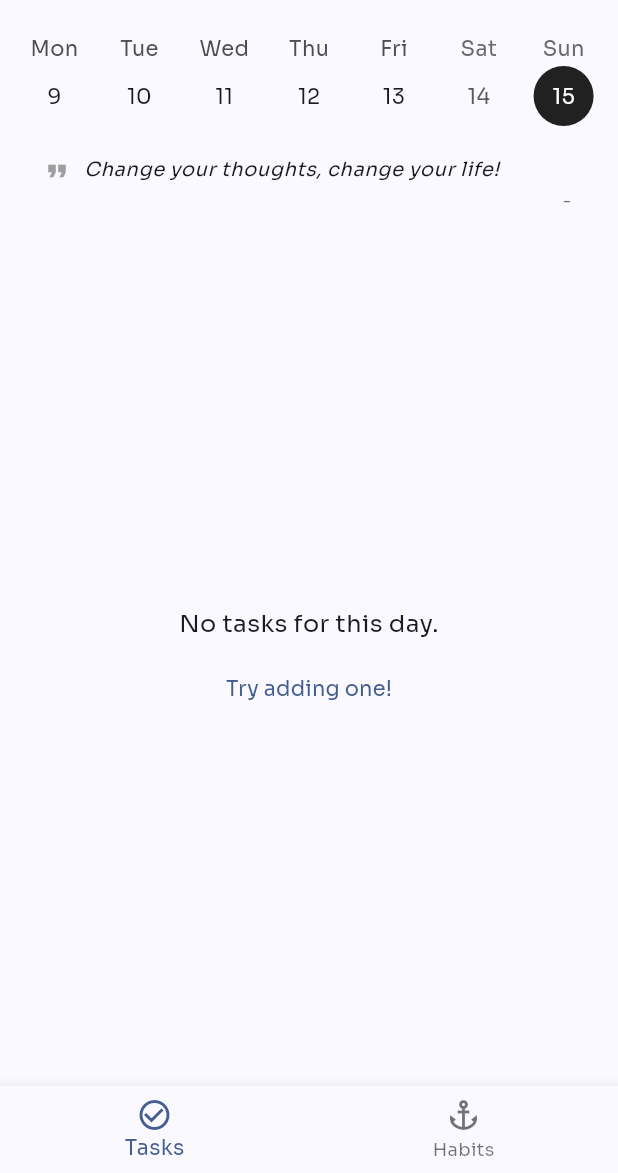
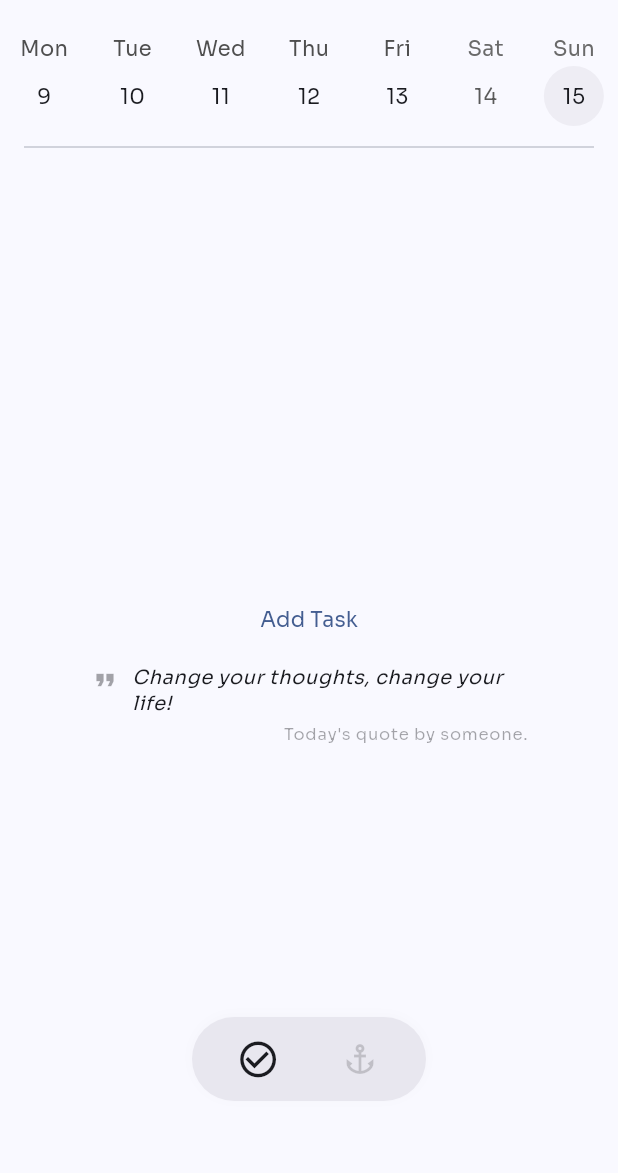
Before and after one commit to ericmaciared/anchor, a Flutter app: the TasksScreen screen opened by its route, on a phone screen of 412 x 824 dp, the part 63-1236 px from its top. Run offline on Flutter 3.47's test engine with Material 3 defaults, Android fonts, the light colour scheme and no system bars; drawn by our look-alikes of table_calendar; our stand-ins replace confetti, csv, flutter_colorpicker, flutter_local_notifications, flutter_riverpod, go_router and 2 more; accounts and stored records are empty.

Commit message:
graphical update

```diff
--- /dev/null
+++ b/lib/features/shared/main/floating_navbar.dart
@@ -0,0 +1,105 @@
+import 'package:flutter/material.dart';
+
+class FloatingNavBar extends StatelessWidget {
+  final int currentIndex;
+  final ValueChanged<int> onTap;
+
+  const FloatingNavBar({
+    super.key,
+    required this.currentIndex,
+    required this.onTap,
+  });
+
+  @override
+  Widget build(BuildContext context) {
+    return Align(
+      alignment: Alignment.bottomCenter,
+      child: Padding(
+        padding: const EdgeInsets.symmetric(horizontal: 16, vertical: 24),
+        child: Container(
+          height: 56,
+          padding: const EdgeInsets.symmetric(horizontal: 16),
+          decoration: BoxDecoration(
+            color: Theme.of(context).colorScheme.surfaceContainerHigh,
+            borderRadius: BorderRadius.circular(56),
+            boxShadow: [
+              BoxShadow(
+                color: Colors.black.withAlpha(5),
+                blurRadius: 6,
+                offset: Offset(0, -1),
+              ),
+            ],
+          ),
+          child: Row(
+            mainAxisAlignment: MainAxisAlignment.spaceEvenly,
+            mainAxisSize: MainAxisSize.min,
+            spacing: 12,
+            children: [
+              _IconNavItem(
+                icon: Icons.check_circle_outline,
+                isActive: currentIndex == 0,
+                onTap: () => onTap(0),
+              ),
+              _IconNavItem(
+                icon: Icons.anchor,
+                isActive: currentIndex == 1,
+                onTap: () => onTap(1),
+              ),
+            ],
+          ),
+        ),
+      ),
+    );
+  }
+}
+
+class _IconNavItem extends StatelessWidget {
+  final IconData icon;
+  final bool isActive;
+  final VoidCallback onTap;
+
+  const _IconNavItem({
+    required this.icon,
+    required this.isActive,
+    required this.onTap,
+  });
+
+  @override
+  Widget build(BuildContext context) {
+    final duration = const Duration(milliseconds: 200);
+    final colorScheme = Theme.of(context).colorScheme;
+    final activeColor = colorScheme.onSurface;
+    final inactiveColor = colorScheme.onSurface.withAlpha(50);
+
+    return Padding(
+      padding: const EdgeInsets.symmetric(horizontal: 16.0, vertical: 8.0),
+      child: GestureDetector(
+        onTap: onTap,
+        behavior: HitTestBehavior.opaque,
+        child: TweenAnimationBuilder<double>(
+          tween: Tween<double>(begin: 1.0, end: isActive ? 1.2 : 1.0),
+          duration: duration,
+          curve: Curves.ease,
+          builder: (context, scale, child) {
+            return Transform.scale(
+              scale: scale,
+              child: AnimatedSwitcher(
+                duration: duration,
+                transitionBuilder: (child, animation) => FadeTransition(
+                  opacity: animation,
+                  child: child,
+                ),
+                child: Icon(
+                  icon,
+                  key: ValueKey<bool>(isActive),
+                  color: isActive ? activeColor : inactiveColor,
+                  size: 24,
+                ),
+              ),
+            );
+          },
+        ),
+      ),
+    );
+  }
+}
--- a/lib/features/shared/main/main_scaffold.dart
+++ b/lib/features/shared/main/main_scaffold.dart
@@ -1,31 +1,30 @@
 import 'package:flutter/material.dart';
 import 'package:go_router/go_router.dart';
+
+import 'floating_navbar.dart';
 
 class MainScaffold extends StatelessWidget {
   const MainScaffold({super.key, required this.navigationShell});
 
   final StatefulNavigationShell navigationShell;
 
-  void _onTap(int index) {
-    navigationShell.goBranch(index);
-  }
-
   @override
   Widget build(BuildContext context) {
     return Scaffold(
-      body: navigationShell,
-      bottomNavigationBar: BottomNavigationBar(
-        currentIndex: navigationShell.currentIndex,
-        onTap: _onTap,
-        items: const [
-          BottomNavigationBarItem(
-            icon: Icon(Icons.check_circle_outline),
-            label: 'Tasks',
-          ),
-          BottomNavigationBarItem(
-            icon: Icon(Icons.anchor),
-            label: 'Habits',
-          ),
+      body: Stack(
+        children: [
+          Positioned.fill(child: navigationShell),
+          Positioned(
+            left: 0,
+            right: 0,
+            bottom: 24,
+            child: Center(
+              child: FloatingNavBar(
+                currentIndex: navigationShell.currentIndex,
+                onTap: (index) => navigationShell.goBranch(index),
+              ),
+            ),
+          )
         ],
       ),
     );
--- a/lib/features/shared/quotes/presentation/widgets/daily_quote_card.dart
+++ b/lib/features/shared/quotes/presentation/widgets/daily_quote_card.dart
@@ -19,7 +19,9 @@ class DailyQuoteCard extends ConsumerWidget {
         child: Row(
           crossAxisAlignment: CrossAxisAlignment.start,
           children: [
-            const Icon(Icons.format_quote, size: 20, color: Colors.grey),
+            Icon(Icons.format_quote,
+                size: 20,
+                color: Theme.of(context).colorScheme.onSurface.withAlpha(100)),
             const SizedBox(width: 8),
             Expanded(
               child: Column(
@@ -37,9 +39,12 @@ class DailyQuoteCard extends ConsumerWidget {
                   Align(
                     alignment: Alignment.centerRight,
                     child: Text(
-                      '- ${quote.author}',
+                      'Today\'s quote by ${quote.author.isEmpty ? 'someone' : quote.author}.',
                       style: Theme.of(context).textTheme.labelSmall?.copyWith(
-                            color: Colors.grey[600],
+                            color: Theme.of(context)
+                                .colorScheme
+                                .onSurface
+                                .withAlpha(100),
                             fontWeight: FontWeight.w500,
                           ),
                     ),
--- a/lib/features/tasks/presentation/screens/tasks_screen.dart
+++ b/lib/features/tasks/presentation/screens/tasks_screen.dart
@@ -6,6 +6,7 @@ import 'package:anchor/features/tasks/presentation/widgets/tasks_screen_app_bar.
 import 'package:anchor/features/tasks/presentation/widgets/week_calendar.dart';
 import 'package:flutter/material.dart';
 import 'package:flutter_riverpod/flutter_riverpod.dart';
+import 'package:table_calendar/table_calendar.dart' show CalendarFormat;
 
 class TasksScreen extends ConsumerStatefulWidget {
   const TasksScreen({super.key});
@@ -16,6 +17,7 @@ class TasksScreen extends ConsumerStatefulWidget {
 
 class _TasksScreenState extends ConsumerState<TasksScreen> {
   DateTime _selectedDay = normalizeDate(DateTime.now());
+  final CalendarFormat _calendarFormat = CalendarFormat.week;
 
   @override
   Widget build(BuildContext context) {
@@ -27,15 +29,13 @@ class _TasksScreenState extends ConsumerState<TasksScreen> {
         onAddTask: controller.showCreateTaskModal,
       ),
       body: SafeArea(
-        child: Column(
+        bottom: false,
+        child: Stack(
           children: [
-            WeekCalendar(
-              selectedDay: _selectedDay,
-              onDaySelected: (day) => setState(() {
-                _selectedDay = normalizeDate(day);
-              }),
-            ),
-            Expanded(
+            // Scrollable content
+            Padding(
+              padding: const EdgeInsets.only(
+                  top: 96), // Adjust this height as needed
               child: todayTasks.isEmpty
                   ? EmptyTaskState(onAdd: controller.showCreateTaskModal)
                   : TaskListSection(
@@ -45,7 +45,21 @@ class _TasksScreenState extends ConsumerState<TasksScreen> {
                           controller.toggleSubtaskCompletion,
                       onLongPress: controller.showEditTaskModal,
                     ),
-            )
+            ),
+
+            // Positioned Week Calendar on top
+            Positioned(
+              top: 8,
+              left: 0,
+              right: 0,
+              child: WeekCalendar(
+                selectedDay: _selectedDay,
+                calendarFormat: _calendarFormat,
+                onDaySelected: (day) => setState(() {
+                  _selectedDay = normalizeDate(day);
+                }),
+              ),
+            ),
           ],
         ),
       ),
--- a/lib/features/tasks/presentation/widgets/task_actions/duration_selector.dart
+++ b/lib/features/tasks/presentation/widgets/task_actions/duration_selector.dart
@@ -29,10 +29,8 @@ class DurationSelector extends StatelessWidget {
       children: [
         Text(
           'How long?',
-          style: Theme.of(context)
-              .textTheme
-              .titleMedium!
-              .copyWith(color: Colors.grey),
+          style: Theme.of(context).textTheme.titleMedium!.copyWith(
+              color: Theme.of(context).colorScheme.onSurface.withAlpha(100)),
         ),
         const SizedBox(height: 12),
         Wrap(
--- a/lib/features/tasks/presentation/widgets/task_actions/footer_actions.dart
+++ b/lib/features/tasks/presentation/widgets/task_actions/footer_actions.dart
@@ -30,7 +30,9 @@ class FooterActions extends StatelessWidget {
         Expanded(
           child: ElevatedButton(
             style: ElevatedButton.styleFrom(
-              backgroundColor: isSaveEnabled ? null : Colors.grey,
+              backgroundColor: isSaveEnabled
+                  ? null
+                  : Theme.of(context).colorScheme.onSurface.withAlpha(100),
             ),
             onPressed: isSaveEnabled ? onSave : null,
             child: Text(isEdit ? 'Update' : 'Create'),
--- a/lib/features/tasks/presentation/widgets/task_actions/icon_and_title.dart
+++ b/lib/features/tasks/presentation/widgets/task_actions/icon_and_title.dart
@@ -67,10 +67,8 @@ class _IconAndTitleState extends State<IconAndTitle> {
       children: [
         Text(
           'What?',
-          style: Theme.of(context)
-              .textTheme
-              .titleLarge!
-              .copyWith(color: Colors.grey),
+          style: Theme.of(context).textTheme.titleLarge!.copyWith(
+              color: Theme.of(context).colorScheme.onSurface.withAlpha(100)),
         ),
         const SizedBox(height: 12),
         Row(
--- a/lib/features/tasks/presentation/widgets/task_actions/subtask_editor.dart
+++ b/lib/features/tasks/presentation/widgets/task_actions/subtask_editor.dart
@@ -65,7 +65,7 @@ class _SubtaskEditorState extends State<SubtaskEditor> {
           mainAxisAlignment: MainAxisAlignment.spaceBetween,
           children: [
             const Text('Subtasks',
-                style: TextStyle(fontSize: 16, fontWeight: FontWeight.bold)),
+                style: TextStyle(fontSize: 14, fontWeight: FontWeight.bold)),
             TextButton.icon(
               onPressed: _addSubtask,
               icon: const Icon(Icons.add),
--- a/lib/features/tasks/presentation/widgets/task_actions/time_picker.dart
+++ b/lib/features/tasks/presentation/widgets/task_actions/time_picker.dart
@@ -44,10 +44,8 @@ class _TimePickerState extends State<TimePicker> {
       children: [
         Text(
           'When?',
-          style: Theme.of(context)
-              .textTheme
-              .titleLarge!
-              .copyWith(color: Colors.grey),
+          style: Theme.of(context).textTheme.titleLarge!.copyWith(
+              color: Theme.of(context).colorScheme.onSurface.withAlpha(100)),
         ),
         const SizedBox(height: 12),
         if (!_hasTime)
--- a/lib/features/tasks/presentation/widgets/task_card/empty_task_state.dart
+++ b/lib/features/tasks/presentation/widgets/task_card/empty_task_state.dart
@@ -8,29 +8,21 @@ class EmptyTaskState extends StatelessWidget {
 
   @override
   Widget build(BuildContext context) {
-    return Column(
-      children: [
-        Padding(
-          padding: const EdgeInsets.fromLTRB(16, 0, 16, 16),
-          child: DailyQuoteCard(),
-        ),
-        Expanded(
+    return Padding(
+      padding: const EdgeInsets.all(16.0),
       child: Column(
         mainAxisAlignment: MainAxisAlignment.center,
         children: [
-              const Text(
-                'No tasks for this day.',
-                style: TextStyle(fontSize: 16),
-              ),
-              const SizedBox(height: 8),
           TextButton(
             onPressed: onAdd,
-                child: const Text('Try adding one!'),
+            child: const Text('Add Task'),
+          ),
+          Padding(
+            padding: const EdgeInsets.symmetric(horizontal: 32.0),
+            child: DailyQuoteCard(),
           ),
         ],
       ),
-        ),
-      ],
     );
   }
 }
--- a/lib/features/tasks/presentation/widgets/task_card/task_expanded_actions.dart
+++ b/lib/features/tasks/presentation/widgets/task_card/task_expanded_actions.dart
@@ -40,12 +40,11 @@ class TaskExpandedActions extends StatelessWidget {
           Row(
             mainAxisAlignment: MainAxisAlignment.spaceBetween,
             children: [
-              const Text(
+              Text(
                 'Task completed!',
                 style: TextStyle(
                   fontSize: 14,
-                  fontWeight: FontWeight.bold,
-                  color: Colors.grey,
+                  color: Theme.of(context).colorScheme.onSurface.withAlpha(100),
                 ),
               ),
               TextButton(
@@ -70,7 +69,6 @@ class TaskExpandedActions extends StatelessWidget {
                 textAlign: TextAlign.center,
                 style: TextStyle(
                   fontSize: 14,
-                  fontWeight: FontWeight.bold,
                   color: textColor,
                 ),
               ),
--- a/lib/features/tasks/presentation/widgets/week_calendar.dart
+++ b/lib/features/tasks/presentation/widgets/week_calendar.dart
@@ -4,11 +4,13 @@ import 'package:table_calendar/table_calendar.dart';
 
 class WeekCalendar extends StatelessWidget {
   final DateTime selectedDay;
+  final CalendarFormat calendarFormat;
   final Function(DateTime) onDaySelected;
 
   const WeekCalendar({
     super.key,
     required this.selectedDay,
+    required this.calendarFormat,
     required this.onDaySelected,
   });
 
@@ -16,29 +18,40 @@ class WeekCalendar extends StatelessWidget {
   Widget build(BuildContext context) {
     final now = DateTime.now();
 
-    return Padding(
-      padding: const EdgeInsets.all(8.0),
-      child: TableCalendar<TaskModel>(
+    return Container(
+      decoration: BoxDecoration(
+        color: Theme.of(context).colorScheme.surface,
+      ),
+      child: Column(
+        children: [
+          TableCalendar<TaskModel>(
             focusedDay: selectedDay,
             firstDay: DateTime.utc(now.year - 1, 1, 1),
             lastDay: DateTime.utc(now.year + 1, 12, 31),
-        calendarFormat: CalendarFormat.week,
+            calendarFormat: calendarFormat,
             startingDayOfWeek: StartingDayOfWeek.monday,
             headerVisible: false,
             availableGestures: AvailableGestures.horizontalSwipe,
             selectedDayPredicate: (day) => isSameDay(day, selectedDay),
             onDaySelected: (selected, _) => onDaySelected(selected),
-        calendarStyle: const CalendarStyle(
+            calendarStyle: CalendarStyle(
               todayDecoration: BoxDecoration(
-            color: Colors.blueAccent,
+                color: Theme.of(context).colorScheme.primaryContainer,
                 shape: BoxShape.circle,
               ),
               selectedDecoration: BoxDecoration(
-            color: Colors.black87,
+                color: Theme.of(context).colorScheme.surfaceContainer,
                 shape: BoxShape.circle,
               ),
-          selectedTextStyle: TextStyle(color: Colors.white),
+              selectedTextStyle:
+                  TextStyle(color: Theme.of(context).colorScheme.onSurface),
             ),
+          ),
+          Padding(
+            padding: const EdgeInsets.symmetric(horizontal: 16.0),
+            child: Divider(),
+          )
+        ],
       ),
     );
   }
```
Also changed, not shown: lib/features/tasks/presentation/widgets/task_actions/color_picker.dart (+10 -8 lines), lib/features/tasks/presentation/widgets/task_actions/suggested_tasks_list.dart (+7 -5 lines), lib/features/tasks/presentation/widgets/task_card/subtask_list.dart (+14 -4 lines), lib/features/tasks/presentation/widgets/task_card/task_header_row.dart (+18 -7 lines), lib/features/tasks/presentation/widgets/task_card/task_time_column.dart (+13 -4 lines), lib/features/tasks/presentation/widgets/task_list_section.dart (+6 -1 lines). Lines whose indentation alone changed are shown as unchanged.
